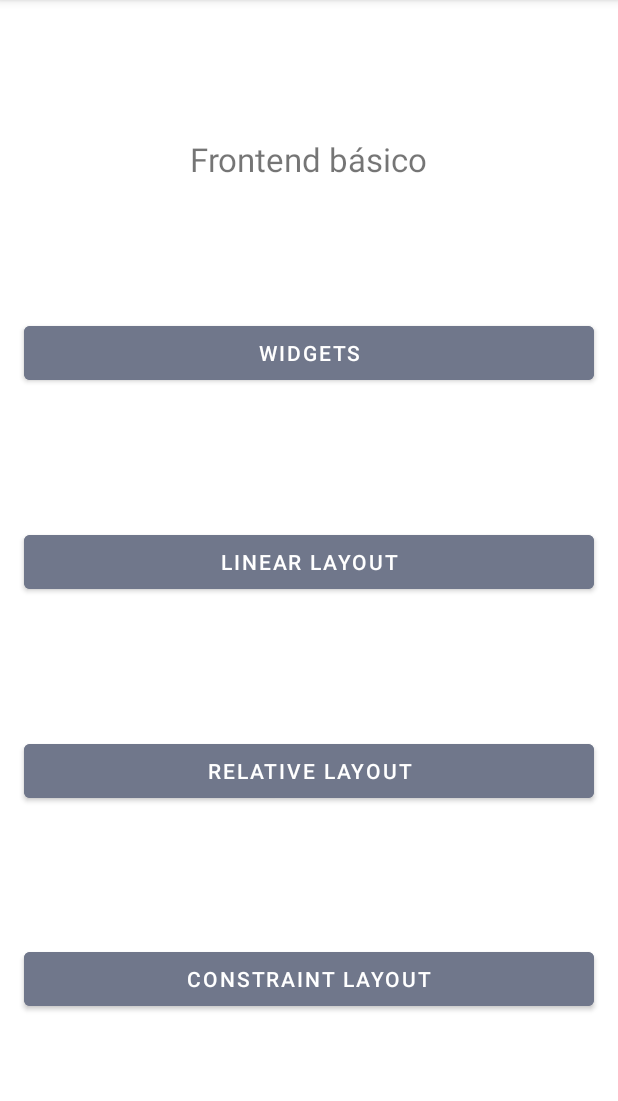
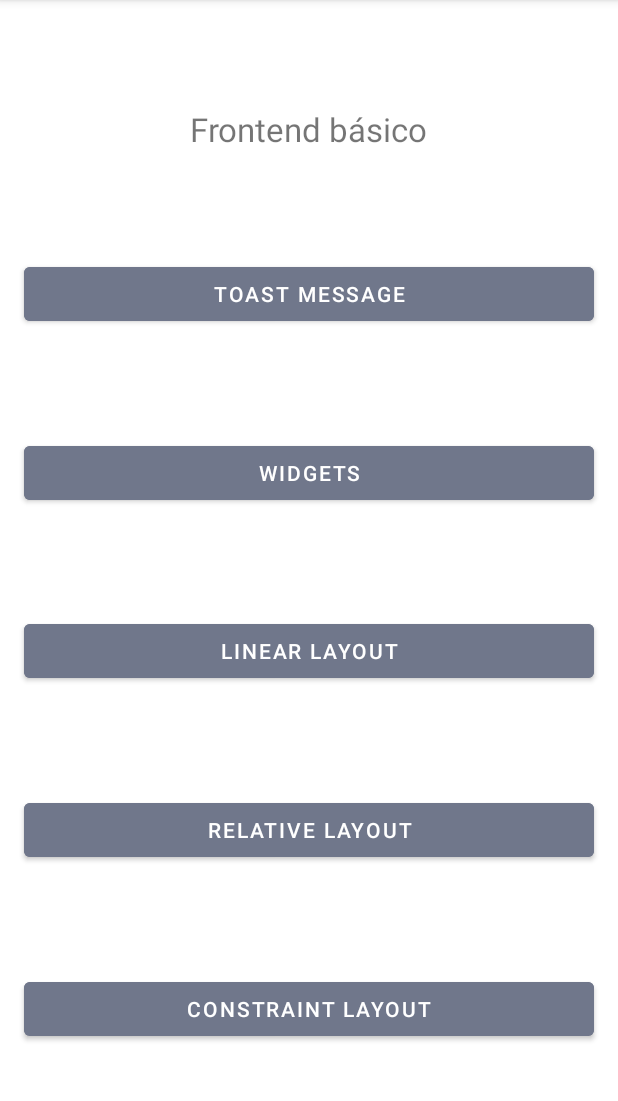
Before and after one commit to durini309/labs_uvg, an Android app: the screen it shows after launch (MainActivity), on a phone screen of 412 x 824 dp, the part 84-1185 px from its top. Run offline under Robolectric (Android 15) with nearby library versions, the phone set to English and light mode, and no system bars.

Commit message:
Agregando comments y boton para mostrar toast message

```diff
--- a/FrontendBasico/app/src/main/java/com/durini/frontendbasico/MainActivity.kt
+++ b/FrontendBasico/app/src/main/java/com/durini/frontendbasico/MainActivity.kt
@@ -2,11 +2,13 @@ package com.durini.frontendbasico
 
 import android.content.Intent
 import android.os.Bundle
+import android.widget.Toast
 import androidx.appcompat.app.AppCompatActivity
 import com.google.android.material.button.MaterialButton
 
 class MainActivity : AppCompatActivity() {
 
+    private lateinit var btnToast: MaterialButton
     private lateinit var btnWidgets: MaterialButton
     private lateinit var btnLinearLayout: MaterialButton
     private lateinit var btnRelativeLayout: MaterialButton
@@ -16,6 +18,10 @@ class MainActivity : AppCompatActivity() {
         super.onCreate(savedInstanceState)
         setContentView(R.layout.activity_main)
 
+        // Inicializamos en onCreate, ya que aquí ya tenemos acceso a la UI
+        // asegúrense de poner esto abajo de setContentView, porque si lo ponen arriba,
+        // les va a tronar el app (porque setContentView inicializa la UI)
+        btnToast = findViewById(R.id.btn_mainActivity_toast)
         btnWidgets = findViewById(R.id.btn_mainActivity_widgets)
         btnLinearLayout = findViewById(R.id.btn_mainActivity_linearLayout)
         btnRelativeLayout = findViewById(R.id.btn_mainActivity_relativeLayout)
@@ -25,6 +31,10 @@ class MainActivity : AppCompatActivity() {
     }
 
     private fun initListeners() {
+        btnToast.setOnClickListener {
+            // Siempre deben hacer ".show" para que se muestre
+            Toast.makeText(this, "Hola mundo!", Toast.LENGTH_LONG).show()
+        }
         btnWidgets.setOnClickListener {
             startActivity(Intent(this, WidgetsActivity::class.java))
         }
--- a/FrontendBasico/app/src/main/res/layout/activity_main.xml
+++ b/FrontendBasico/app/src/main/res/layout/activity_main.xml
@@ -6,6 +6,11 @@
     android:layout_height="match_parent"
     tools:context=".MainActivity">
 
+    <!--
+        Recuerdense de SIEMPRE crear sus strings, dimensiones, colores
+        y tamaños de fuentes en el sus archivos respectivos de la carpeta
+        values
+    -->
     <TextView
         android:id="@+id/label_mainActivity_title"
         android:layout_width="wrap_content"
@@ -13,6 +18,19 @@
         android:text="@string/frontend_basico"
         android:textSize="@dimen/text_size_h2"
         app:layout_constraintTop_toTopOf="parent"
+        app:layout_constraintBottom_toTopOf="@id/btn_mainActivity_toast"
+        app:layout_constraintStart_toStartOf="parent"
+        app:layout_constraintEnd_toEndOf="parent"
+        />
+
+    <com.google.android.material.button.MaterialButton
+        android:id="@+id/btn_mainActivity_toast"
+        android:layout_width="0dp"
+        android:layout_height="wrap_content"
+        android:layout_marginHorizontal="@dimen/margin_medium"
+        android:text="@string/toast_message"
+        android:backgroundTint="@color/material_dynamic_secondary50"
+        app:layout_constraintTop_toBottomOf="@+id/label_mainActivity_title"
         app:layout_constraintBottom_toTopOf="@id/btn_mainActivity_widgets"
         app:layout_constraintStart_toStartOf="parent"
         app:layout_constraintEnd_toEndOf="parent"
@@ -25,7 +43,7 @@
         android:layout_marginHorizontal="@dimen/margin_medium"
         android:text="@string/widgets"
         android:backgroundTint="@color/material_dynamic_secondary50"
-        app:layout_constraintTop_toBottomOf="@+id/label_mainActivity_title"
+        app:layout_constraintTop_toBottomOf="@+id/btn_mainActivity_toast"
         app:layout_constraintBottom_toTopOf="@id/btn_mainActivity_linearLayout"
         app:layout_constraintStart_toStartOf="parent"
         app:layout_constraintEnd_toEndOf="parent"
--- a/FrontendBasico/app/src/main/res/layout/activity_widgets.xml
+++ b/FrontendBasico/app/src/main/res/layout/activity_widgets.xml
@@ -32,6 +32,7 @@
             />
     </LinearLayout>
 
+    <!-- el drawable background_round lo pueden encontrar en el folder de drawable -->
     <ImageView
         android:id="@+id/icon_widgets_uploadPicture"
         android:layout_width="wrap_content"
--- a/FrontendBasico/app/src/main/res/values/strings.xml
+++ b/FrontendBasico/app/src/main/res/values/strings.xml
@@ -8,4 +8,5 @@
     <string name="grid_layout">Grid Layout</string>
     <string name="table_layout">Table Layout</string>
     <string name="widgets">Widgets</string>
+    <string name="toast_message">Toast message</string>
 </resources>
```
Also changed, not shown: FrontendBasico/app/src/main/res/layout/activity_constraint_layout.xml (+10 -0 lines), FrontendBasico/app/src/main/res/layout/activity_linear_layout.xml (+6 -1 lines), 1 other file.
